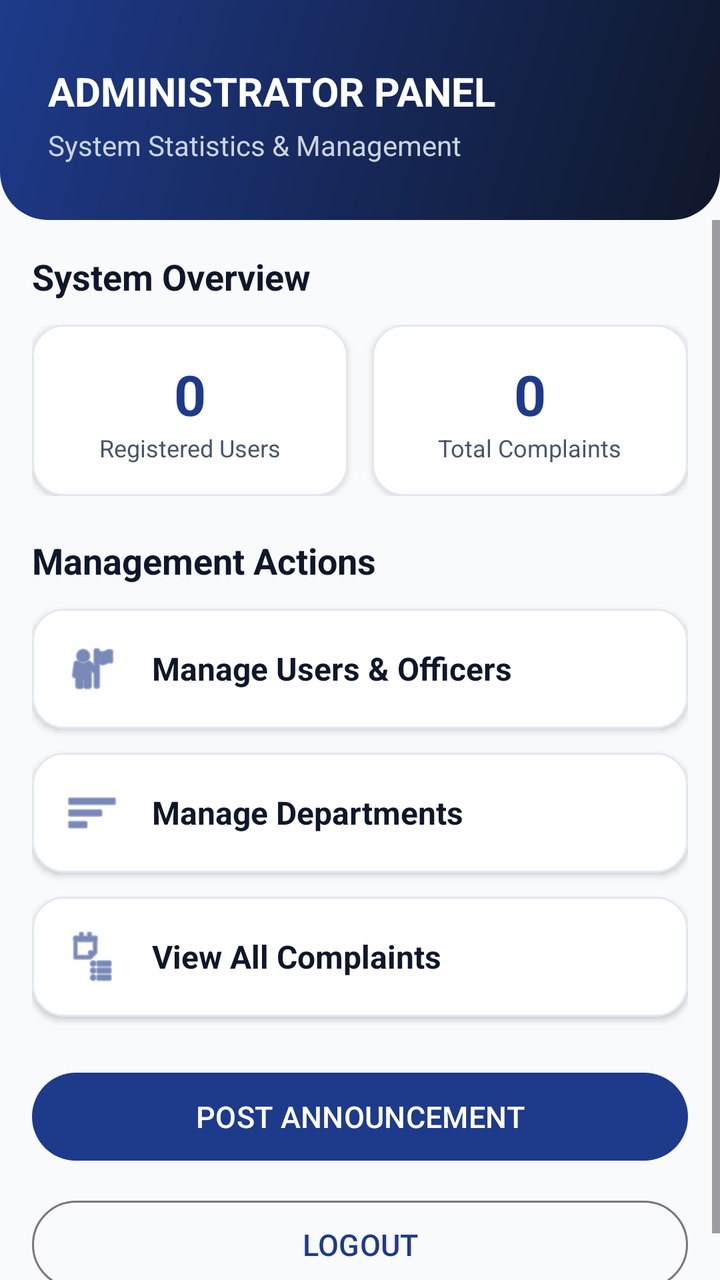
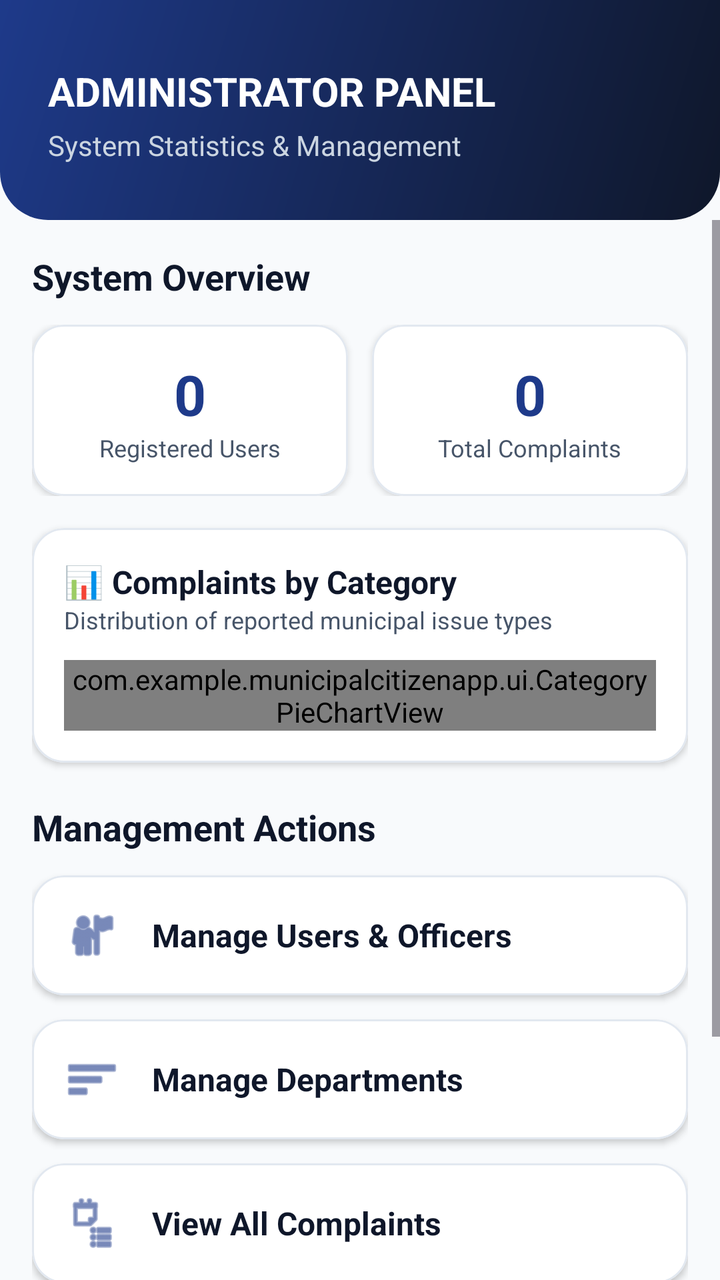

Before-and-after screenshots of an Android layout around one commit, followed by the original layout XML and the change that was made.
<!-- AndroidManifest.xml: application theme Theme.MunicipalCitizenApp -->
<!-- res/layout/activity_admin_dashboard.xml -->
<?xml version="1.0" encoding="utf-8"?>
<LinearLayout xmlns:android="http://schemas.android.com/apk/res/android"
    xmlns:app="http://schemas.android.com/apk/res-auto"
    android:layout_width="match_parent"
    android:layout_height="match_parent"
    android:orientation="vertical"
    android:background="@color/bg_light">

    <LinearLayout
        android:layout_width="match_parent"
        android:layout_height="wrap_content"
        android:background="@drawable/bg_header_gradient"
        android:orientation="vertical"
        android:paddingHorizontal="24dp"
        android:paddingTop="32dp"
        android:paddingBottom="28dp">

        <TextView
            android:layout_width="wrap_content"
            android:layout_height="wrap_content"
            android:text="ADMINISTRATOR PANEL"
            android:textSize="20sp"
            android:textStyle="bold"
            android:textColor="@color/white" />

        <TextView
            android:layout_width="wrap_content"
            android:layout_height="wrap_content"
            android:text="System Statistics &amp; Management"
            android:textColor="#CBD5E1"
            android:textSize="14sp"
            android:layout_marginTop="4dp" />
    </LinearLayout>

    <ScrollView
        android:layout_width="match_parent"
        android:layout_height="0dp"
        android:layout_weight="1">

        <LinearLayout
            android:layout_width="match_parent"
            android:layout_height="wrap_content"
            android:orientation="vertical"
            android:padding="16dp">

            <TextView
                android:layout_width="wrap_content"
                android:layout_height="wrap_content"
                android:text="System Overview"
                android:textSize="18sp"
                android:textStyle="bold"
                android:textColor="#0F172A"
                android:layout_marginBottom="12dp" />

            <LinearLayout
                android:layout_width="match_parent"
                android:layout_height="wrap_content"
                android:orientation="horizontal"
                android:layout_marginBottom="20dp">

                <com.google.android.material.card.MaterialCardView
                    android:layout_width="0dp"
                    android:layout_height="wrap_content"
                    android:layout_weight="1"
                    android:layout_marginEnd="6dp"
                    app:cardCornerRadius="16dp"
                    app:cardElevation="2dp"
                    app:cardBackgroundColor="@color/white"
                    app:strokeWidth="1dp"
                    app:strokeColor="@color/card_stroke">

                    <LinearLayout
                        android:layout_width="match_parent"
                        android:layout_height="wrap_content"
                        android:orientation="vertical"
                        android:padding="16dp"
                        android:gravity="center">

                        <TextView
                            android:id="@+id/tvAdminTotalUsers"
                            android:layout_width="wrap_content"
                            android:layout_height="wrap_content"
                            android:text="0"
                            android:textColor="#1E3A8A"
                            android:textSize="28sp"
                            android:textStyle="bold" />

                        <TextView
                            android:layout_width="wrap_content"
                            android:layout_height="wrap_content"
                            android:text="Registered Users"
                            android:textColor="#475569"
                            android:textSize="12sp" />
                    </LinearLayout>
                </com.google.android.material.card.MaterialCardView>

                <com.google.android.material.card.MaterialCardView
                    android:layout_width="0dp"
                    android:layout_height="wrap_content"
                    android:layout_weight="1"
                    android:layout_marginStart="6dp"
                    app:cardCornerRadius="16dp"
                    app:cardElevation="2dp"
                    app:cardBackgroundColor="@color/white"
                    app:strokeWidth="1dp"
                    app:strokeColor="@color/card_stroke">

                    <LinearLayout
                        android:layout_width="match_parent"
                        android:layout_height="wrap_content"
                        android:orientation="vertical"
                        android:padding="16dp"
                        android:gravity="center">

                        <TextView
                            android:id="@+id/tvAdminTotalComplaints"
                            android:layout_width="wrap_content"
                            android:layout_height="wrap_content"
                            android:text="0"
                            android:textColor="#1E3A8A"
                            android:textSize="28sp"
                            android:textStyle="bold" />

                        <TextView
                            android:layout_width="wrap_content"
                            android:layout_height="wrap_content"
                            android:text="Total Complaints"
                            android:textColor="#475569"
                            android:textSize="12sp" />
                    </LinearLayout>
                </com.google.android.material.card.MaterialCardView>
            </LinearLayout>

            <TextView
                android:layout_width="wrap_content"
                android:layout_height="wrap_content"
                android:text="Management Actions"
                android:textSize="18sp"
                android:textStyle="bold"
                android:textColor="#0F172A"
                android:layout_marginBottom="12dp" />

            <com.google.android.material.card.MaterialCardView
                android:id="@+id/cardManageUsers"
                android:layout_width="match_parent"
                android:layout_height="wrap_content"
                android:layout_marginBottom="12dp"
                app:cardCornerRadius="16dp"
                app:cardElevation="2dp"
                app:cardBackgroundColor="@color/white"
                app:strokeWidth="1dp"
                app:strokeColor="@color/card_stroke"
                android:clickable="true"
                android:focusable="true">

                <LinearLayout
                    android:layout_width="match_parent"
                    android:layout_height="wrap_content"
                    android:orientation="horizontal"
                    android:padding="16dp"
                    android:gravity="center_vertical">

                    <ImageView
                        android:layout_width="28dp"
                        android:layout_height="28dp"
                        android:src="@android:drawable/ic_menu_myplaces"
                        app:tint="#1E3A8A" />

                    <TextView
                        android:layout_width="wrap_content"
                        android:layout_height="wrap_content"
                        android:text="Manage Users &amp; Officers"
                        android:textColor="#0F172A"
                        android:textSize="16sp"
                        android:layout_marginStart="16dp"
                        android:textStyle="bold" />
                </LinearLayout>
            </com.google.android.material.card.MaterialCardView>

            <com.google.android.material.card.MaterialCardView
                android:id="@+id/cardManageDepartments"
                android:layout_width="match_parent"
                android:layout_height="wrap_content"
                android:layout_marginBottom="12dp"
                app:cardCornerRadius="16dp"
                app:cardElevation="2dp"
                app:cardBackgroundColor="@color/white"
                app:strokeWidth="1dp"
                app:strokeColor="@color/card_stroke"
                android:clickable="true"
                android:focusable="true">

                <LinearLayout
                    android:layout_width="match_parent"
                    android:layout_height="wrap_content"
                    android:orientation="horizontal"
                    android:padding="16dp"
                    android:gravity="center_vertical">

                    <ImageView
                        android:layout_width="28dp"
                        android:layout_height="28dp"
                        android:src="@android:drawable/ic_menu_sort_by_size"
                        app:tint="#1E3A8A" />

                    <TextView
                        android:layout_width="wrap_content"
                        android:layout_height="wrap_content"
                        android:text="Manage Departments"
                        android:textColor="#0F172A"
                        android:textSize="16sp"
                        android:layout_marginStart="16dp"
                        android:textStyle="bold" />
                </LinearLayout>
            </com.google.android.material.card.MaterialCardView>

            <com.google.android.material.card.MaterialCardView
                android:id="@+id/cardAllComplaints"
                android:layout_width="match_parent"
                android:layout_height="wrap_content"
                android:layout_marginBottom="24dp"
                app:cardCornerRadius="16dp"
                app:cardElevation="2dp"
                app:cardBackgroundColor="@color/white"
                app:strokeWidth="1dp"
                app:strokeColor="@color/card_stroke"
                android:clickable="true"
                android:focusable="true">

                <LinearLayout
                    android:layout_width="match_parent"
                    android:layout_height="wrap_content"
                    android:orientation="horizontal"
                    android:padding="16dp"
                    android:gravity="center_vertical">

                    <ImageView
                        android:layout_width="28dp"
                        android:layout_height="28dp"
                        android:src="@android:drawable/ic_menu_agenda"
                        app:tint="#1E3A8A" />

                    <TextView
                        android:layout_width="wrap_content"
                        android:layout_height="wrap_content"
                        android:text="View All Complaints"
                        android:textColor="#0F172A"
                        android:textSize="16sp"
                        android:layout_marginStart="16dp"
                        android:textStyle="bold" />
                </LinearLayout>
            </com.google.android.material.card.MaterialCardView>

            <Button
                android:id="@+id/btnAddAnnouncement"
                android:layout_width="match_parent"
                android:layout_height="52dp"
                android:text="POST ANNOUNCEMENT"
                android:textSize="15sp"
                android:layout_marginBottom="12dp" />

            <Button
                android:id="@+id/btnAdminLogout"
                style="@style/Widget.Material3.Button.OutlinedButton"
                android:layout_width="match_parent"
                android:layout_height="52dp"
                android:text="LOGOUT"
                android:textSize="15sp" />

        </LinearLayout>
    </ScrollView>

</LinearLayout>
<!-- resources referenced by this layout -->
<resources>
  <color name="bg_light">#F8FAFC</color>
  <color name="card_stroke">#E2E8F0</color>
  <color name="white">#FFFFFF</color>
  <!-- drawable bg_header_gradient (drawable) -->
  <?xml version="1.0" encoding="utf-8"?>
  <shape xmlns:android="http://schemas.android.com/apk/res/android"
      android:shape="rectangle">
      <gradient
          android:startColor="#0F172A"
          android:endColor="#1E3A8A"
          android:angle="135" />
      <corners
          android:bottomLeftRadius="24dp"
          android:bottomRightRadius="24dp" />
  </shape>
  <style name="Theme.MunicipalCitizenApp" parent="Theme.Material3.Light.NoActionBar">
          <item name="colorPrimary">@color/primary_blue</item>
          <item name="colorOnPrimary">@color/white</item>
          <item name="colorPrimaryContainer">@color/purple_200</item>
          <item name="colorSecondary">@color/accent_teal</item>
          <item name="android:windowBackground">@color/bg_light</item>
          <item name="android:forceDarkAllowed" tools:targetApi="q">false</item>
      </style>
  <color name="primary_blue">#1E3A8A</color>
  <color name="purple_200">#93C5FD</color>
  <color name="accent_teal">#0D9488</color>
</resources>

<!-- the commit's change to res/layout/activity_admin_dashboard.xml (unified diff, before → after) -->
@@ -56,7 +56,7 @@
                 android:layout_width="match_parent"
                 android:layout_height="wrap_content"
                 android:orientation="horizontal"
-                android:layout_marginBottom="20dp">
+                android:layout_marginBottom="16dp">
 
                 <com.google.android.material.card.MaterialCardView
                     android:layout_width="0dp"
@@ -131,6 +131,47 @@
                 </com.google.android.material.card.MaterialCardView>
             </LinearLayout>
 
+            
+            <com.google.android.material.card.MaterialCardView
+                android:layout_width="match_parent"
+                android:layout_height="wrap_content"
+                android:layout_marginBottom="20dp"
+                app:cardCornerRadius="16dp"
+                app:cardElevation="2dp"
+                app:cardBackgroundColor="@color/white"
+                app:strokeWidth="1dp"
+                app:strokeColor="@color/card_stroke">
+
+                <LinearLayout
+                    android:layout_width="match_parent"
+                    android:layout_height="wrap_content"
+                    android:orientation="vertical"
+                    android:padding="16dp">
+
+                    <TextView
+                        android:layout_width="wrap_content"
+                        android:layout_height="wrap_content"
+                        android:text="📊 Complaints by Category"
+                        android:textSize="16sp"
+                        android:textStyle="bold"
+                        android:textColor="#0F172A" />
+
+                    <TextView
+                        android:layout_width="wrap_content"
+                        android:layout_height="wrap_content"
+                        android:text="Distribution of reported municipal issue types"
+                        android:textSize="12sp"
+                        android:textColor="#475569"
+                        android:layout_marginBottom="12dp" />
+
+                    <com.example.municipalcitizenapp.ui.CategoryPieChartView
+                        android:id="@+id/pieChartView"
+                        android:layout_width="match_parent"
+                        android:layout_height="wrap_content" />
+
+                </LinearLayout>
+            </com.google.android.material.card.MaterialCardView>
+
             <TextView
                 android:layout_width="wrap_content"
                 android:layout_height="wrap_content"
